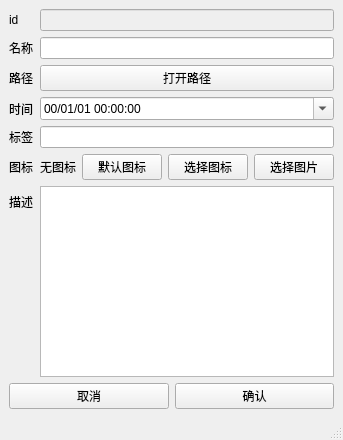
This is labeled_files/path_types/file/file.ui in liyihc/labeled-files as Qt 5 draws it before an edit. The edited form follows.
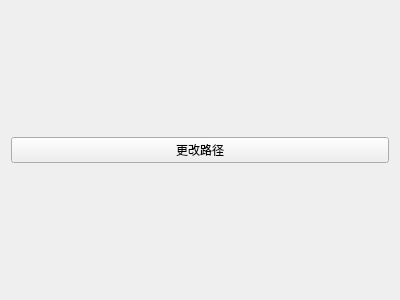
This is the edited form.

What changed in the file:
```diff
--- a/labeled_files/path_types/file/file.ui
+++ b/labeled_files/path_types/file/file.ui
@@ -1,172 +1,27 @@
 <?xml version="1.0" encoding="UTF-8"?>
 <ui version="4.0">
- <class>MainWindow</class>
- <widget class="QMainWindow" name="MainWindow">
+ <class>Form</class>
+ <widget class="QWidget" name="Form">
   <property name="geometry">
    <rect>
     <x>0</x>
     <y>0</y>
-    <width>331</width>
-    <height>440</height>
+    <width>400</width>
+    <height>300</height>
    </rect>
   </property>
   <property name="windowTitle">
    <string>MainWindow</string>
   </property>
-  <widget class="QWidget" name="centralwidget">
-   <layout class="QVBoxLayout" name="verticalLayout">
-    <item>
-     <layout class="QFormLayout" name="formLayout">
-      <item row="0" column="0">
-       <widget class="QLabel" name="idLabel">
-        <property name="text">
-         <string>id</string>
-        </property>
-       </widget>
-      </item>
-      <item row="0" column="1">
-       <widget class="QLineEdit" name="idLineEdit">
-        <property name="enabled">
-         <bool>false</bool>
-        </property>
-       </widget>
-      </item>
-      <item row="1" column="0">
-       <widget class="QLabel" name="nameLabel">
-        <property name="text">
-         <string>名称</string>
-        </property>
-       </widget>
-      </item>
-      <item row="1" column="1">
-       <widget class="QLineEdit" name="nameLineEdit"/>
-      </item>
-      <item row="2" column="0">
-       <widget class="QLabel" name="pathLabel">
-        <property name="text">
-         <string>路径</string>
-        </property>
-       </widget>
-      </item>
-      <item row="2" column="1">
-       <widget class="QPushButton" name="pathPushButton">
-        <property name="text">
-         <string>打开路径</string>
-        </property>
-       </widget>
-      </item>
-      <item row="3" column="0">
-       <widget class="QLabel" name="label_3">
-        <property name="text">
-         <string>时间</string>
-        </property>
-       </widget>
-      </item>
-      <item row="4" column="0">
-       <widget class="QLabel" name="label">
-        <property name="text">
-         <string>标签</string>
-        </property>
-       </widget>
-      </item>
-      <item row="4" column="1">
-       <widget class="QLineEdit" name="tagLineEdit"/>
-      </item>
-      <item row="6" column="0">
-       <widget class="QLabel" name="label_2">
-        <property name="text">
-         <string>描述</string>
-        </property>
-       </widget>
-      </item>
-      <item row="6" column="1">
-       <widget class="QPlainTextEdit" name="plainTextEdit"/>
-      </item>
-      <item row="3" column="1">
-       <widget class="QDateTimeEdit" name="dateTimeEdit">
-        <property name="displayFormat">
-         <string>yy/MM/dd HH:mm:ss</string>
-        </property>
-        <property name="calendarPopup">
-         <bool>true</bool>
-        </property>
-       </widget>
-      </item>
-      <item row="5" column="0">
-       <widget class="QLabel" name="label_4">
-        <property name="text">
-         <string>图标</string>
-        </property>
-       </widget>
-      </item>
-      <item row="5" column="1">
-       <layout class="QHBoxLayout" name="horizontalLayout_2">
-        <item>
-         <widget class="QLabel" name="iconLabel">
-          <property name="text">
-           <string>无图标</string>
-          </property>
-         </widget>
-        </item>
-        <item>
-         <widget class="QPushButton" name="iconDefaultPushButton">
-          <property name="text">
-           <string>默认图标</string>
-          </property>
-         </widget>
-        </item>
-        <item>
-         <widget class="QPushButton" name="iconChoosePushButton">
-          <property name="text">
-           <string>选择图标</string>
-          </property>
-         </widget>
-        </item>
-        <item>
-         <widget class="QPushButton" name="iconImageChoosePushButton">
-          <property name="text">
-           <string>选择图片</string>
-          </property>
-         </widget>
-        </item>
-       </layout>
-      </item>
-     </layout>
-    </item>
-    <item>
-     <layout class="QHBoxLayout" name="horizontalLayout">
-      <item>
-       <widget class="QPushButton" name="cancelPushButton">
-        <property name="text">
-         <string>取消</string>
-        </property>
-       </widget>
-      </item>
-      <item>
-       <widget class="QPushButton" name="confirmPushButton">
-        <property name="text">
-         <string>确认</string>
-        </property>
-        <property name="shortcut">
-         <string>Return</string>
-        </property>
-       </widget>
-      </item>
-     </layout>
-    </item>
-   </layout>
-  </widget>
-  <widget class="QMenuBar" name="menubar">
-   <property name="geometry">
-    <rect>
-     <x>0</x>
-     <y>0</y>
-     <width>331</width>
-     <height>22</height>
-    </rect>
-   </property>
-  </widget>
-  <widget class="QStatusBar" name="statusbar"/>
+  <layout class="QHBoxLayout" name="horizontalLayout">
+   <item>
+    <widget class="QPushButton" name="pushButton">
+     <property name="text">
+      <string>更改路径</string>
+     </property>
+    </widget>
+   </item>
+  </layout>
  </widget>
  <resources/>
  <connections/>
```
Left out of the diff: 2 changed lines with no effect on the pictures.
